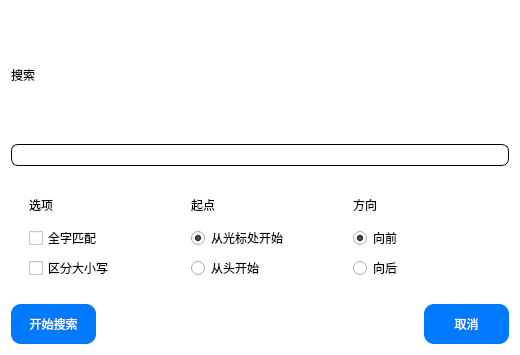
First picture: the form in CEditor/search.ui, repository XiaoZheng2003/BIT-QT-IDE, before the edit.
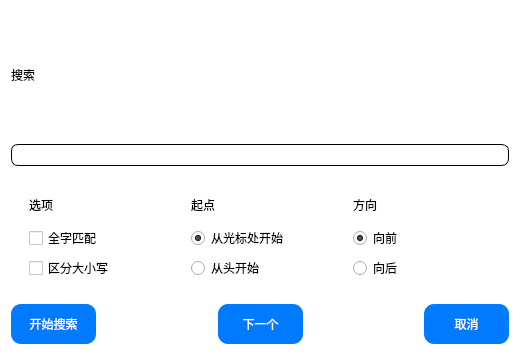
Second picture: the form after the edit.

Patch:
```diff
--- a/CEditor/search.ui
+++ b/CEditor/search.ui
@@ -178,6 +178,44 @@
          </property>
         </widget>
        </item>
+       <item>
+        <spacer name="horizontalSpacer_2">
+         <property name="orientation">
+          <enum>Qt::Horizontal</enum>
+         </property>
+         <property name="sizeHint" stdset="0">
+          <size>
+           <width>40</width>
+           <height>20</height>
+          </size>
+         </property>
+        </spacer>
+       </item>
+       <item>
+        <widget class="QPushButton" name="pushButton">
+         <property name="styleSheet">
+          <string notr="true">QPushButton {
+               background-color:#007BFF;
+               color: white;
+               padding: 5px;
+               border: none;
+               border-radius: 10px;  
+               height:30px;
+               width:75px;
+	           font: 9pt &quot;黑体&quot;;
+
+ }
+
+
+QPushButton:hover {
+              background-color:  #9cd3fa;
+}</string>
+         </property>
+         <property name="text">
+          <string>下一个</string>
+         </property>
+        </widget>
+       </item>
        <item>
         <spacer name="horizontalSpacer">
          <property name="orientation">
```
